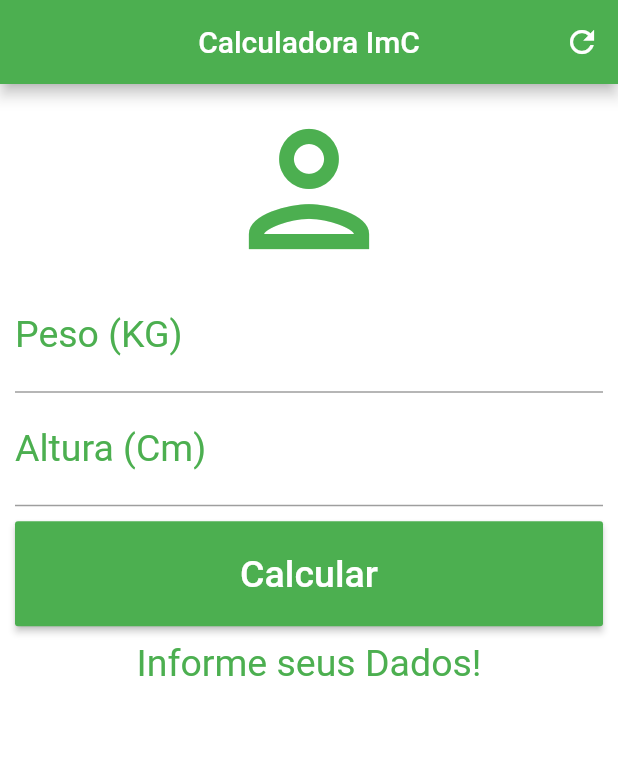
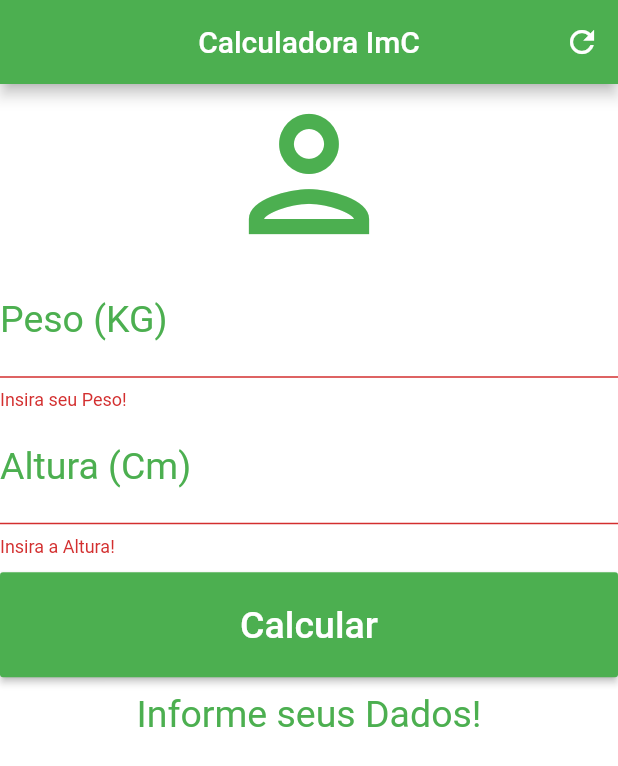
Before and after one commit to MarcioVital/IMC, a Flutter app: the screen it shows after launch, after a tap on "Calcular", on a phone screen of 412 x 824 dp. Shown: the top 766 px of the screen. Run offline on Flutter 3.47's test engine with Material 2 defaults, Android fonts, the phone set to English and light mode, and no system bars.

Commit message:
Validação dos Campos Peso e Altura!

```diff
--- a/lib/main.dart
+++ b/lib/main.dart
@@ -9,8 +9,6 @@ void main() {
 }
 
 class Home extends StatefulWidget {
-  const Home({Key? key}) : super(key: key);
-
   @override
   _HomeState createState() => _HomeState();
 }
@@ -70,13 +68,18 @@ class _HomeState extends State<Home> {
       ),
       backgroundColor: Colors.white,
       body: SingleChildScrollView(
-        child: Padding(
-          padding: EdgeInsets.all(10),
+        child: Form(
+          key: _formKey,
           child: Column(
             crossAxisAlignment: CrossAxisAlignment.stretch,
             children: [
               Icon(Icons.person_outlined, size: 120.0, color: Colors.green),
-              TextField(
+              TextFormField(
+                validator: (value) {
+                  if (value == "") {
+                    return "Insira seu Peso!";
+                  }
+                },
                 controller: pesoController,
                 keyboardType: TextInputType.number,
                 decoration: InputDecoration(
@@ -86,7 +89,12 @@ class _HomeState extends State<Home> {
                 textAlign: TextAlign.center,
                 style: TextStyle(color: Colors.green, fontSize: 25.0),
               ),
-              TextField(
+              TextFormField(
+                validator: (value) {
+                  if (value == "") {
+                    return "Insira a Altura!";
+                  }
+                },
                 controller: alturaController,
                 keyboardType: TextInputType.number,
                 decoration: InputDecoration(
@@ -107,7 +115,11 @@ class _HomeState extends State<Home> {
                       style: TextStyle(color: Colors.white, fontSize: 25.0),
                     ),
                     color: Colors.green,
-                    onPressed: calcular,
+                    onPressed: () {
+                      if (_formKey.currentState!.validate()) {
+                        calcular();
+                      }
+                    },
                   ),
                 ),
               ),
```
